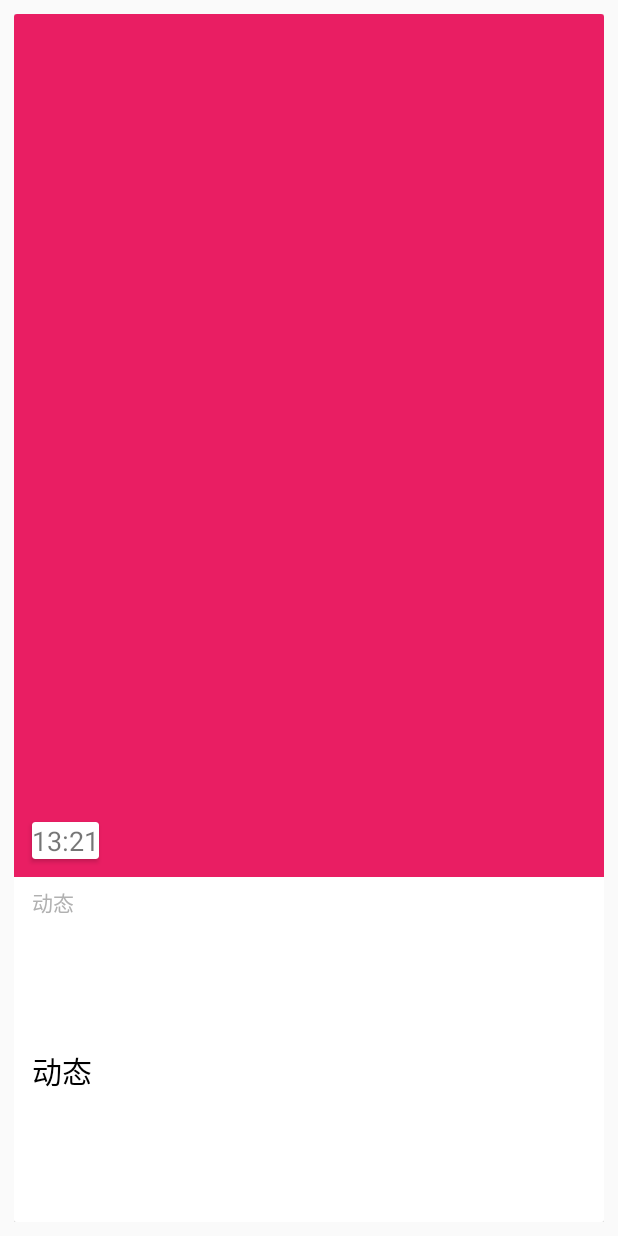
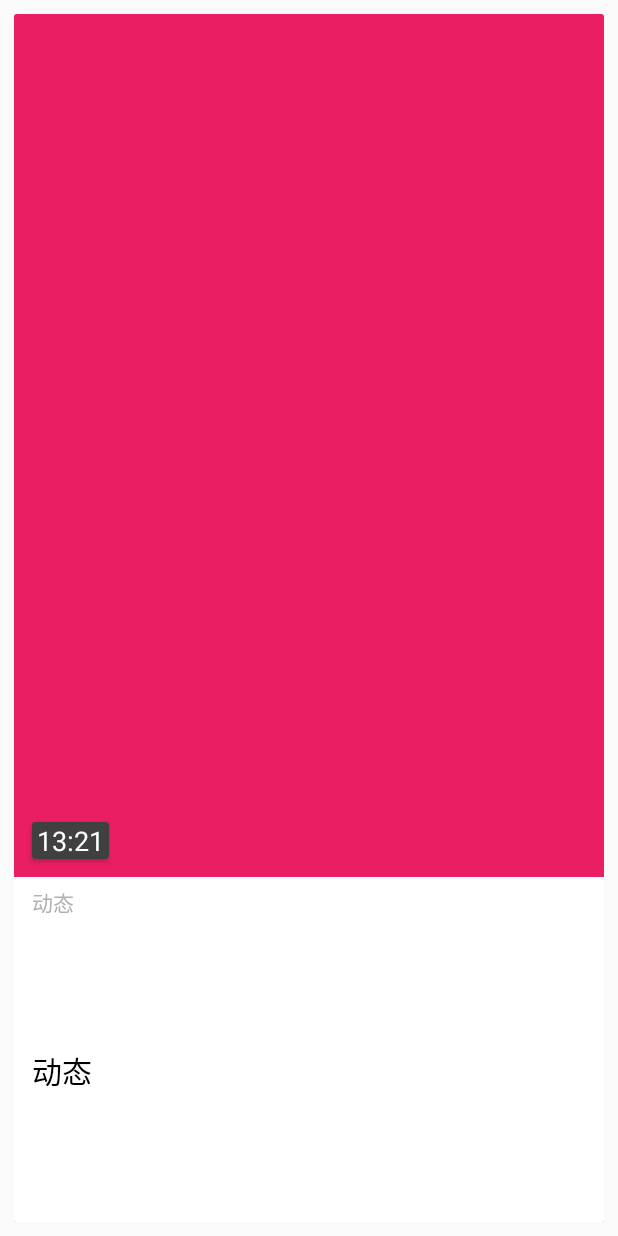
Before and after one commit to SuYueQiuLiang/PiliPili, an Android app: the layout fragment_home_recyclerview.xml on its own in the app's theme, with its tools: preview values and no code run, on a phone screen of 412 x 824 dp. Run offline under Robolectric (Android 15) with nearby library versions, the phone set to English and light mode, and no system bars.

```diff
--- a/app/src/main/java/org/suyueqiuliang/pilipili/VideoActivity.java
+++ b/app/src/main/java/org/suyueqiuliang/pilipili/VideoActivity.java
@@ -26,7 +26,6 @@ public class VideoActivity extends AppCompatActivity {
             ToolClass toolClass = new ToolClass();
             VideoInformation videoInformation = toolClass.getVideoInformation(av);
             QualityList qualityList = toolClass.getVideoStreamuality(av,videoInformation.pages.get(0).cid);
-            Log.d("qualityList",qualityList.qualityList.toString()+"\n"+qualityList.qn.toString());
         }).start();
     }
     private void hideSystemNavigationBar() {
--- a/app/src/main/java/org/suyueqiuliang/pilipili/tool/ToolClass.java
+++ b/app/src/main/java/org/suyueqiuliang/pilipili/tool/ToolClass.java
@@ -156,9 +156,10 @@ public class ToolClass {
             ArrayList<video> videos = new ArrayList<>();
             for(int i=0;i<jsonArray.length();i++){
                 if(jsonArray.getJSONObject(i).getString("goto").equals("av")){
+                    String duration = jsonArray.getJSONObject(i).getString("cover_right_text");
                     JSONObject args = jsonArray.getJSONObject(i).getJSONObject("args");
                     JSONObject data = jsonArray.getJSONObject(i);
-                    videos.add(new video(data.getString("title"),data.getString("cover"),args.getInt("aid"),args.getInt("up_id"),args.getString("up_name"),data.getString("cover_left_text_1"),data.getString("cover_left_text_2")));
+                    videos.add(new video(data.getString("title"),data.getString("cover"),args.getInt("aid"),args.getInt("up_id"),args.getString("up_name"),data.getString("cover_left_text_1"),data.getString("cover_left_text_2"),duration));
                 }
             }
             return videos;
--- a/app/src/main/java/org/suyueqiuliang/pilipili/tool/video.java
+++ b/app/src/main/java/org/suyueqiuliang/pilipili/tool/video.java
@@ -1,7 +1,7 @@
 package org.suyueqiuliang.pilipili.tool;
 
 public class video{
-    public video(String title, String title_image, int id, int up_id, String up_name, String play_times, String bullet_chat) {
+    public video(String title, String title_image, int id, int up_id, String up_name, String play_times, String bullet_chat ,String duration) {
         this.title = title;
         this.title_image = title_image;
         this.up_name = up_name;
@@ -9,7 +9,8 @@ public class video{
         this.up_id = up_id;
         this.play_times = play_times;
         this.bullet_chat = bullet_chat;
+        this.duration = duration;
     }
-    public String title,title_image,up_name,play_times,bullet_chat;
+    public String title,title_image,up_name,play_times,bullet_chat,duration;
     public int id,up_id;
 }
--- a/app/src/main/java/org/suyueqiuliang/pilipili/ui/home/HomeVideoCardRecyclerViewAdapter.java
+++ b/app/src/main/java/org/suyueqiuliang/pilipili/ui/home/HomeVideoCardRecyclerViewAdapter.java
@@ -63,6 +63,7 @@ public class HomeVideoCardRecyclerViewAdapter extends RecyclerView.Adapter {
         final TextView text_title = holder.itemView.findViewById(R.id.text_title);
         final CardView cardView = holder.itemView.findViewById(R.id.home_fragment_recycler_card_view);
         final video video = arrayList.get(position);
+        final TextView text_video_time = holder.itemView.findViewById(R.id.text_video_time);
         image_title.setImageDrawable(activity.getDrawable(R.drawable.recycler_background));
         if(bitmaps[position] == null){
             new Thread(new Runnable() {
@@ -70,17 +71,20 @@ public class HomeVideoCardRecyclerViewAdapter extends RecyclerView.Adapter {
                 public void run() {
                     ToolClass toolClass = new ToolClass();
                     final Bitmap bitmap = toolClass.getUrlImageBitmap(video.title_image);
-                    bitmaps[position] = bitmap;
+                    if(bitmaps.length>position)
+                        bitmaps[position] = bitmap;
                     activity.runOnUiThread(new Runnable() {
                         @Override
                         public void run() {
                             image_title.setImageBitmap(bitmap);
                         }
                     });
+
                 }
             }).start();
         }
         else image_title.setImageBitmap(bitmaps[position]);
+        text_video_time.setText(video.duration);
         text_title.setText(video.title);
         text_up_name_time.setText(video.up_name);
         cardView.setOnClickListener(v -> {
--- a/app/src/main/res/layout/fragment_home_recyclerview.xml
+++ b/app/src/main/res/layout/fragment_home_recyclerview.xml
@@ -45,6 +45,11 @@
                         android:id="@+id/text_video_time"
                         android:layout_width="wrap_content"
                         android:layout_height="wrap_content"
+                        android:paddingStart="3dp"
+                        android:paddingEnd="3dp"
+                        android:background="@color/black"
+                        android:alpha="0.75"
+                        android:textColor="@color/white"
                         android:text="13:21"
                         android:textSize="18sp"/>
 
--- a/app/src/main/res/values/strings.xml
+++ b/app/src/main/res/values/strings.xml
@@ -14,10 +14,10 @@
     <string name="title_setting">设置</string>
     <string name="title_about">帮助&amp;关于</string>
 
-    <string name="not_login_message">未登陆</string>
-    <string name="login_message">登陆账号</string>
+    <string name="not_login_message">未登录</string>
+    <string name="login_message">登录账号</string>
     <string name="unknown_failed_message">未知错误</string>
-    <string name="login_success_but_get_information_failed">登陆成功，获取用户信息失败</string>
+    <string name="login_success_but_get_information_failed">登录成功，获取用户信息失败</string>
     <string name="vip_name">大会员</string>
     <string name="exit">退出</string>
     <string name="subscribe">关注</string>
```
Also changed, not shown: app/src/main/java/org/suyueqiuliang/pilipili/MainActivity.java (+7 -1 lines).
